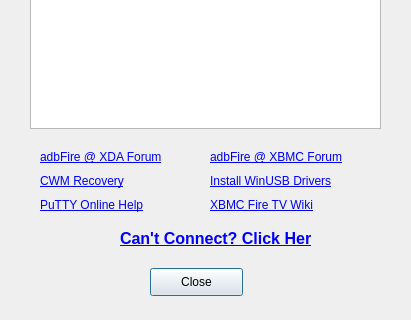
Before: the Qt Designer form helpdialog.ui in kbrack1/adbFire, drawn with Qt 5; both pictures show x 0 to 411 and y 202 to 522 of the 411 by 522 pixel window.
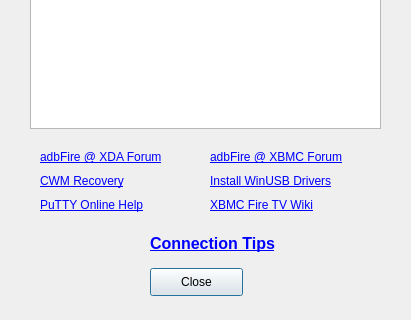
After: the same form once the commit is applied.

Patch:
```diff
--- a/helpdialog.ui
+++ b/helpdialog.ui
@@ -151,14 +151,14 @@
   <widget class="QLabel" name="label_8">
    <property name="geometry">
     <rect>
-     <x>120</x>
+     <x>150</x>
      <y>430</y>
-     <width>191</width>
-     <height>21</height>
+     <width>151</width>
+     <height>31</height>
     </rect>
    </property>
    <property name="text">
-    <string>&lt;html&gt;&lt;head/&gt;&lt;body&gt;&lt;p&gt;&lt;a href=&quot;http://jocala.com/connhelp.html&quot;&gt;&lt;span style=&quot; font-size:12pt; font-weight:600; text-decoration: underline; color:#0000ff;&quot;&gt;Can't Connect? Click Here &lt;/span&gt;&lt;/a&gt;&lt;/p&gt;&lt;/body&gt;&lt;/html&gt;</string>
+    <string>&lt;html&gt;&lt;head/&gt;&lt;body&gt;&lt;p&gt;&lt;a href=&quot;http://jocala.com/connhelp.html&quot;&gt;&lt;span style=&quot; font-size:12pt; font-weight:600; text-decoration: underline; color:#0000ff;&quot;&gt;Connection Tips&lt;/span&gt;&lt;/a&gt;&lt;/p&gt;&lt;/body&gt;&lt;/html&gt;</string>
    </property>
    <property name="openExternalLinks">
     <bool>true</bool>
```
